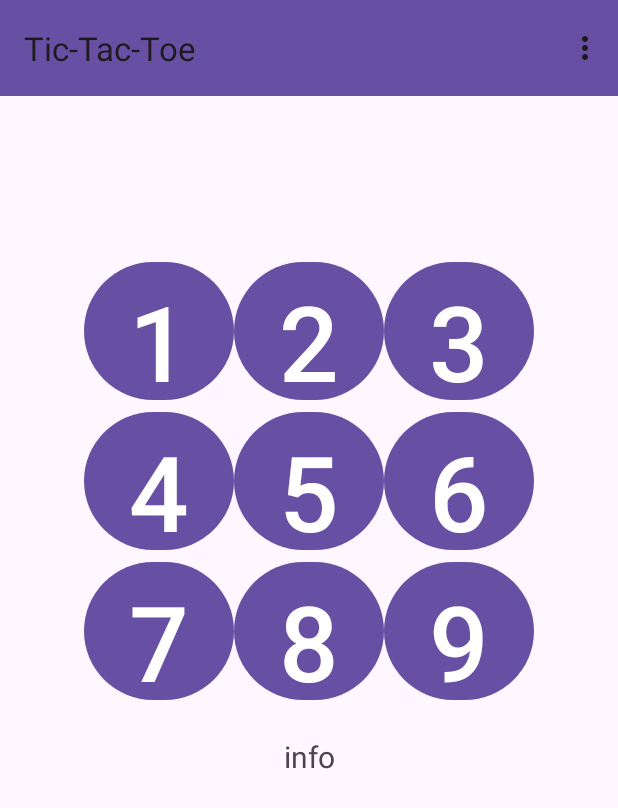
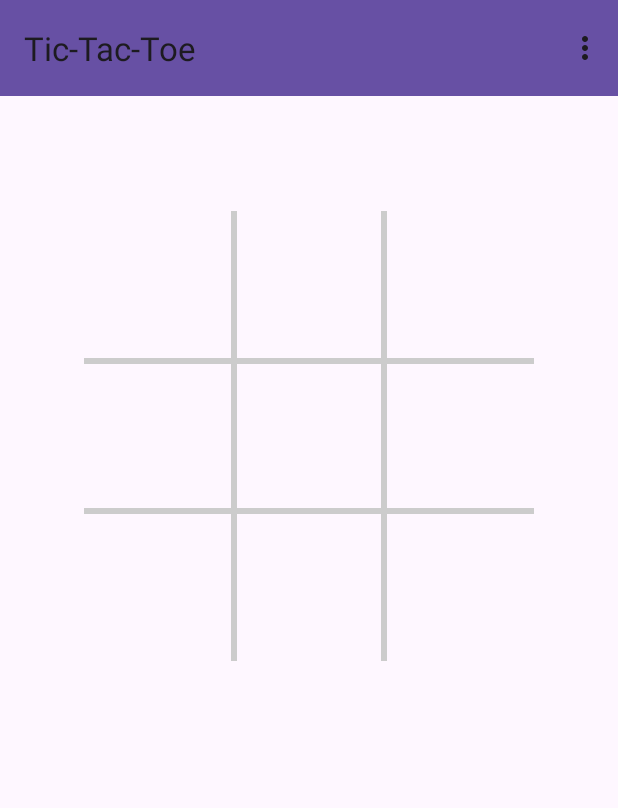
Before and after one commit to jbbenavidesr/AndroidTicTacToe, an Android app: the screen it shows after launch (MainActivity), on a phone screen of 412 x 824 dp. Shown: the top 808 px of the screen. Run offline under Robolectric (Android 15) with nearby library versions, the phone set to English and light mode, and no system bars.

Commit message:
Draw the board as custom View instead of buttons

```diff
--- /dev/null
+++ b/app/src/main/java/co/edu/unal/tictactoe/BoardView.kt
@@ -0,0 +1,83 @@
+package co.edu.unal.tictactoe
+
+import android.content.Context
+import android.graphics.Bitmap
+import android.graphics.BitmapFactory
+import android.graphics.Canvas
+import android.graphics.Color
+import android.graphics.Paint
+import android.graphics.Rect
+import android.util.AttributeSet
+import android.view.View
+
+
+class BoardView(context: Context, attrs: AttributeSet) : View(context, attrs) {
+
+    companion object {
+        const val GRID_WIDTH: Float = 6F
+    }
+
+    private var mHumanBitmap: Bitmap? = null
+    private var mComputerBitmap: Bitmap? = null
+    private var mPaint: Paint = Paint(Paint.ANTI_ALIAS_FLAG).apply {
+        color = Color.LTGRAY
+        strokeWidth = GRID_WIDTH
+    }
+
+    var mGame: TicTacToeGame? = null
+
+    val boardCellWidth: Int
+        get() {
+            return width / 3
+        }
+
+    val boardCellHeight: Int
+        get() {
+            return height / 3
+        }
+
+    init {
+        mHumanBitmap = BitmapFactory.decodeResource(resources, R.drawable.x)
+        mComputerBitmap = BitmapFactory.decodeResource(resources, R.drawable.o)
+    }
+
+    override fun onDraw(canvas: Canvas?) {
+        super.onDraw(canvas)
+
+        // Determine the width and height of the View
+        val boardWidth = width.toFloat()
+        val boardHeight = height.toFloat()
+
+        val cellWidth = boardWidth / 3
+        canvas?.let {
+            // Draw the two vertical board lines
+            it.drawLine(cellWidth, 0F, cellWidth, boardHeight, mPaint)
+            it.drawLine(cellWidth * 2, 0F, cellWidth * 2, boardHeight, mPaint)
+
+            // Draw the two horizontal board lines
+            it.drawLine(0F, cellWidth, boardWidth, cellWidth, mPaint)
+            it.drawLine(0F, cellWidth * 2, boardWidth, cellWidth * 2, mPaint)
+
+            for (i in 0 until TicTacToeGame.BOARD_SIZE) {
+                val col = i % 3
+                val row = i / 3
+
+                val left = (cellWidth * col + (GRID_WIDTH * (col - 1))).toInt()
+                val top = (cellWidth * row + (GRID_WIDTH * (col - 1))).toInt()
+                val right = left + cellWidth.toInt()
+                val bottom = top + cellWidth.toInt()
+
+                mGame?.let { game ->
+                    val correctBitmap = when (game.getBoardOccupant(i)) {
+                        TicTacToeGame.HUMAN_PLAYER -> mHumanBitmap
+                        TicTacToeGame.COMPUTER_PLAYER -> mComputerBitmap
+                        else -> null
+                    }
+                    correctBitmap?.let { bitmap ->
+                        it.drawBitmap(bitmap, null, Rect(left, top, right, bottom), null)
+                    }
+                }
+            }
+        }
+    }
+}
--- a/app/src/main/java/co/edu/unal/tictactoe/MainActivity.kt
+++ b/app/src/main/java/co/edu/unal/tictactoe/MainActivity.kt
@@ -9,13 +9,17 @@ import android.os.Bundle
 import android.view.Menu
 import android.view.MenuInflater
 import android.view.MenuItem
+import android.view.MotionEvent
+import android.view.View
+import android.view.View.OnTouchListener
 import android.widget.Button
 import android.widget.TextView
 import androidx.appcompat.widget.Toolbar
 import androidx.fragment.app.DialogFragment
 
 class MainActivity : AppCompatActivity(),
-    SelectDifficultyDialogFragment.SelectDifficultyDialogListener {
+    SelectDifficultyDialogFragment.SelectDifficultyDialogListener,
+    OnTouchListener {
 
     private var mGameOver = false
     private val mGame = TicTacToeGame()
@@ -23,6 +27,7 @@ class MainActivity : AppCompatActivity(),
     private lateinit var mInfoTextView: TextView
     private lateinit var mDifficultyTextView: TextView
     private lateinit var mToolbar: Toolbar
+    private lateinit var mBoardView: BoardView
 
     private var mSelectDifficultyDialog = SelectDifficultyDialogFragment()
 
@@ -32,17 +37,9 @@ class MainActivity : AppCompatActivity(),
 
         this.mGame.clearBoard()
 
-        this.mBoardButtons = listOf<Button>(
-            findViewById<Button>(R.id.one),
-            findViewById<Button>(R.id.two),
-            findViewById<Button>(R.id.three),
-            findViewById<Button>(R.id.four),
-            findViewById<Button>(R.id.five),
-            findViewById<Button>(R.id.six),
-            findViewById<Button>(R.id.seven),
-            findViewById<Button>(R.id.eight),
-            findViewById<Button>(R.id.nine),
-        )
+        this.mBoardView = findViewById<BoardView>(R.id.board)
+        this.mBoardView.mGame = mGame
+        this.mBoardView.setOnTouchListener(this)
 
         this.mInfoTextView = findViewById<TextView>(R.id.information)
         this.mDifficultyTextView = findViewById<TextView>(R.id.tv_difficulty)
@@ -59,15 +56,17 @@ class MainActivity : AppCompatActivity(),
     }
 
     override fun onOptionsItemSelected(item: MenuItem): Boolean {
-        return when(item.itemId) {
+        return when (item.itemId) {
             R.id.new_game -> {
                 mSelectDifficultyDialog.show(supportFragmentManager, "difficulty_select")
                 true
             }
+
             R.id.quit -> {
                 finish()
                 true
             }
+
             else -> super.onOptionsItemSelected(item)
         }
     }
@@ -75,13 +74,39 @@ class MainActivity : AppCompatActivity(),
     private fun startNewGame() {
         this.mGame.clearBoard()
         this.mGameOver = false
+        this.mBoardView.invalidate()
+        this.mInfoTextView.text = getString(R.string.first_human)
 
-        for ((i, button) in this.mBoardButtons.withIndex()) {
-            button.text = ""
-            button.isEnabled = true
-            button.setOnClickListener {
-                if (button.isEnabled and !this.mGameOver) {
-                    this.setMove(TicTacToeGame.HUMAN_PLAYER, i)
+    }
+
+    private fun setMove(player: Char, location: Int) {
+        mGame.setMove(player, location)
+        mBoardView.invalidate()
+    }
+
+    override fun onDifficultySelected(dialog: DialogFragment, id: Int) {
+        mGame.mDfficultyLevel = when (id) {
+            0 -> TicTacToeGame.DifficultyLevel.Easy
+            1 -> TicTacToeGame.DifficultyLevel.Hard
+            2 -> TicTacToeGame.DifficultyLevel.Expert
+            else -> mGame.mDfficultyLevel
+        }
+
+        mDifficultyTextView.text = "Difficulty: ${mGame.mDfficultyLevel}"
+        startNewGame()
+        dialog.dismiss()
+    }
+
+    override fun onTouch(v: View?, event: MotionEvent?): Boolean {
+        event?.let {
+            // Determine the cell that was touched
+            val col = it.x.toInt() / mBoardView.boardCellWidth
+            val row = it.y.toInt() / mBoardView.boardCellHeight
+            val pos = row * 3 + col
+
+            if (!mGameOver) {
+                setMove(TicTacToeGame.HUMAN_PLAYER, pos)
+
                 this.mGameOver = true
                 var winner = this.mGame.checkForWinner()
                 if (winner == 0) {
@@ -103,33 +128,8 @@ class MainActivity : AppCompatActivity(),
                 }
             }
         }
-        }
 
-        this.mInfoTextView.text = getString(R.string.first_human)
-
-    }
-
-    private fun setMove(player: Char, location: Int) {
-        this.mGame.setMove(player, location)
-        this.mBoardButtons[location].isEnabled = false
-        this.mBoardButtons[location].text = player.toString()
-        if (player == TicTacToeGame.HUMAN_PLAYER)
-            this.mBoardButtons[location].setTextColor(Color.rgb(0, 200, 0))
-        else
-            this.mBoardButtons[location].setTextColor(Color.rgb(200, 0, 0))
-    }
-
-    override fun onDifficultySelected(dialog: DialogFragment, id: Int) {
-        mGame.mDfficultyLevel = when(id) {
-            0 -> TicTacToeGame.DifficultyLevel.Easy
-            1 -> TicTacToeGame.DifficultyLevel.Hard
-            2 -> TicTacToeGame.DifficultyLevel.Expert
-            else -> mGame.mDfficultyLevel
-        }
-
-        mDifficultyTextView.text = "Difficulty: ${mGame.mDfficultyLevel}"
-        startNewGame()
-        dialog.dismiss()
+        return false
     }
 }
 
@@ -157,7 +157,7 @@ class SelectDifficultyDialogFragment : DialogFragment() {
             builder.setTitle("Select difficulty")
                 .setItems(
                     arrayOf("Easy", "Hard", "Expert")
-                ) { _, which -> listener.onDifficultySelected(this, which)}
+                ) { _, which -> listener.onDifficultySelected(this, which) }
 
             builder.create()
         } ?: throw IllegalStateException("Activity cannot be null")
--- a/app/src/main/java/co/edu/unal/tictactoe/TicTacToeGame.kt
+++ b/app/src/main/java/co/edu/unal/tictactoe/TicTacToeGame.kt
@@ -20,10 +20,14 @@ class TicTacToeGame {
     private val mBoard = Array<Char>(9) { OPEN_SPOT }
 
     /** Clear the board of all X's and O's by setting all spots to OPEN_SPOT. */
-    public fun clearBoard() {
+    fun clearBoard() {
         for (i in mBoard.indices) {
             mBoard[i] = OPEN_SPOT
         }
+    }
+
+    fun getBoardOccupant(i: Int): Char {
+        return mBoard[i]
     }
 
     /** Set the given player at the given location on the game board.
@@ -183,4 +187,5 @@ class TicTacToeGame {
         return move
     }
 
+
 }
--- a/app/src/main/res/layout/activity_main.xml
+++ b/app/src/main/res/layout/activity_main.xml
@@ -26,84 +26,11 @@
         tools:text="Difficulty: Hard"
         />
 
-    <TableLayout
-        android:id="@+id/play_grid"
-        android:layout_width="fill_parent"
-        android:layout_height="wrap_content"
-        android:layout_marginTop="50dp">
-
-        <TableRow android:gravity="center_horizontal">
-
-            <Button
-                android:id="@+id/one"
-                android:layout_width="100dp"
-                android:layout_height="100dp"
-                android:text="1"
-                android:textSize="70dp" />
-
-            <Button
-                android:id="@+id/two"
-                android:layout_width="100dp"
-                android:layout_height="100dp"
-                android:text="2"
-                android:textSize="70dp" />
-
-            <Button
-                android:id="@+id/three"
-                android:layout_width="100dp"
-                android:layout_height="100dp"
-                android:text="3"
-                android:textSize="70dp" />
-        </TableRow>
-
-        <TableRow android:gravity="center_horizontal">
-
-            <Button
-                android:id="@+id/four"
-                android:layout_width="100dp"
-                android:layout_height="100dp"
-                android:text="4"
-                android:textSize="70dp" />
-
-            <Button
-                android:id="@+id/five"
-                android:layout_width="100dp"
-                android:layout_height="100dp"
-                android:text="5"
-                android:textSize="70dp" />
-
-            <Button
-                android:id="@+id/six"
-                android:layout_width="100dp"
-                android:layout_height="100dp"
-                android:text="6"
-                android:textSize="70dp" />
-        </TableRow>
-
-        <TableRow android:gravity="center_horizontal">
-
-            <Button
-                android:id="@+id/seven"
-                android:layout_width="100dp"
-                android:layout_height="100dp"
-                android:text="7"
-                android:textSize="70dp" />
-
-            <Button
-                android:id="@+id/eight"
-                android:layout_width="100dp"
-                android:layout_height="100dp"
-                android:text="8"
-                android:textSize="70dp" />
-
-            <Button
-                android:id="@+id/nine"
-                android:layout_width="100dp"
-                android:layout_height="100dp"
-                android:text="9"
-                android:textSize="70dp" />
-        </TableRow>
-    </TableLayout>
+    <co.edu.unal.tictactoe.BoardView
+        android:id="@+id/board"
+        android:layout_width="300dp"
+        android:layout_height="300dp"
+        android:layout_marginTop="20dp" />
 
     <TextView
         android:id="@+id/information"
@@ -111,6 +38,6 @@
         android:layout_height="wrap_content"
         android:layout_marginTop="20dp"
         android:gravity="center_horizontal"
-        android:text="info"
-        android:textSize="20dp" />
+        tools:text="info"
+        android:textSize="20sp" />
 </LinearLayout>
```
Also changed, not shown: app/src/main/res/drawable/o.png (added), app/src/main/res/drawable/x.png (added). Lines whose indentation alone changed are shown as unchanged.
